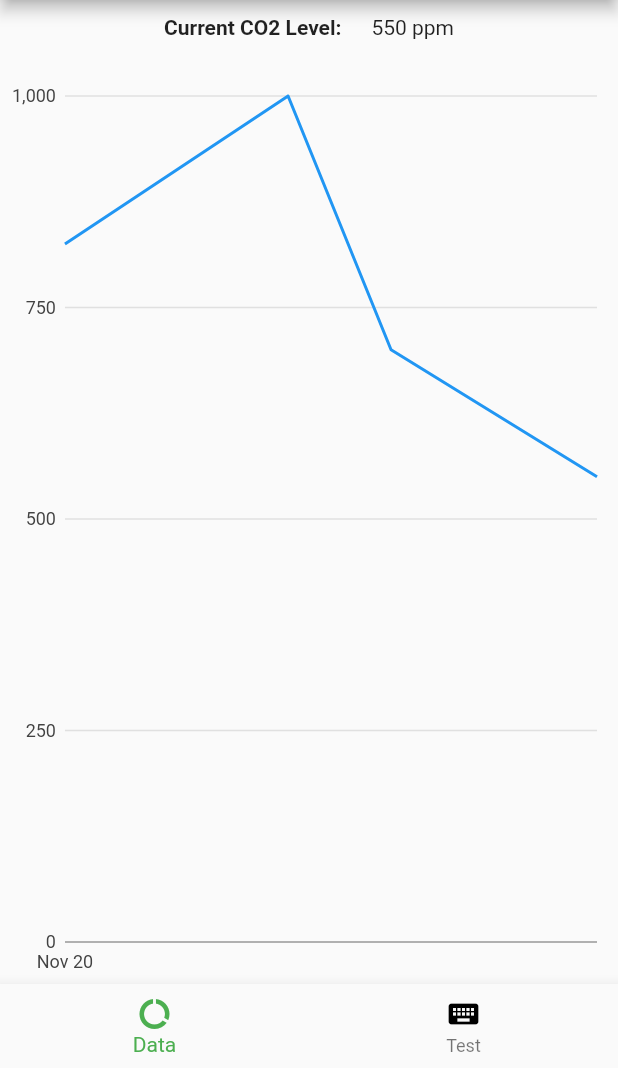
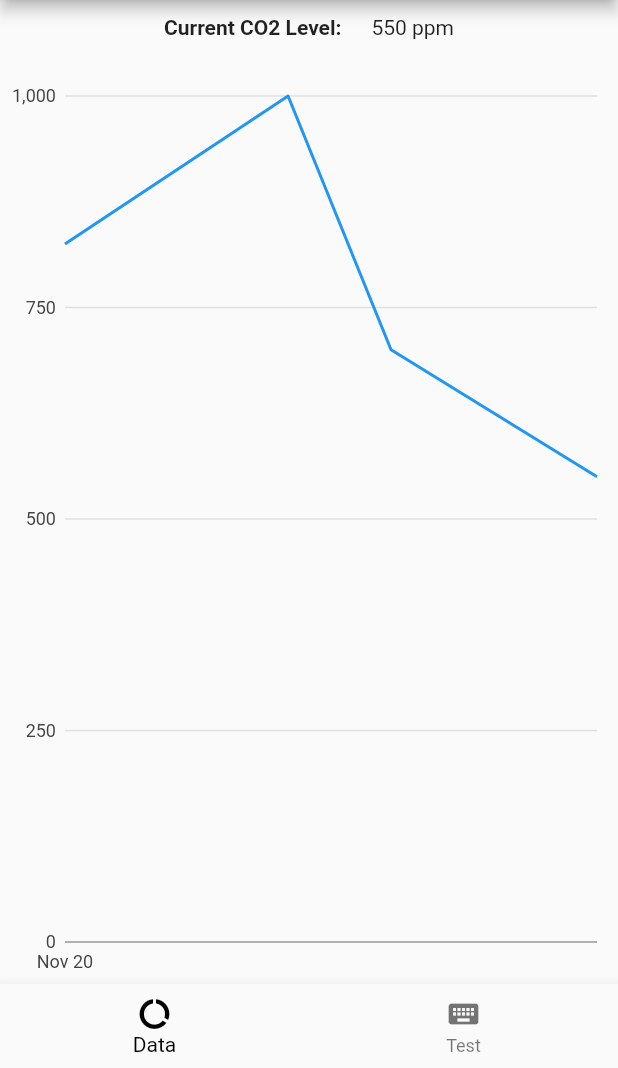
Before and after one commit to spe-uob/2020-CO2Monitor, a Flutter app: the screen it shows after launch, on a phone screen of 412 x 824 dp, the part 168-1236 px from its top. Run offline on Flutter 3.47's test engine with Material 2 defaults, Android fonts, the phone set to English and light mode, and no system bars; our stand-ins replace charts_flutter, tuple; generated files the repository leaves out were written again.

Commit message:
Tweak theme + tweak types to include mock values for MVP

```diff
--- a/lib/api/types/device.dart
+++ b/lib/api/types/device.dart
@@ -19,6 +19,9 @@ class Device {
   Device(this.id, this.name, this.lat, this.long);
   factory Device.fromJson(Map<String, dynamic> json) => _$DeviceFromJson(json);
 
+  // Mock value, can be used for testing and mocking UI
+  factory Device.mock() => Device(0, "Mock Device", 10, 10);
+
   Map<String, dynamic> toJson() => _$DeviceToJson(this);
 
   Future<List<Reading>> readings() => _client.getReadings("");
--- a/lib/api/types/location.dart
+++ b/lib/api/types/location.dart
@@ -18,6 +18,9 @@ class Location {
   factory Location.fromJson(Map<String, dynamic> json) =>
       _$LocationFromJson(json);
 
+  // Mock value, can be used for testing and mocking UI
+  factory Location.mock() => Location("Dummy Location");
+
   Map<String, dynamic> toJson() => _$LocationToJson(this);
 
   Future<List<Device>> devices() => _client.getDevices("");
--- a/lib/api/types/reading.dart
+++ b/lib/api/types/reading.dart
@@ -20,5 +20,8 @@ class Reading {
     return self;
   }
 
+  // Mock value, can be used for testing and mocking UI
+  factory Reading.mock() => Reading(DateTime.now(), false, 100);
+
   Map<String, dynamic> toJson() => _$ReadingToJson(this);
 }
--- a/lib/theme.dart
+++ b/lib/theme.dart
@@ -3,9 +3,10 @@ import 'package:flutter/material.dart';
 IconThemeData iconTheme = IconThemeData(color: Colors.black);
 
 ThemeData appTheme = ThemeData(
-    primaryColor: Colors.white,
-    accentColor: Colors.green,
-    textTheme: Typography.blackCupertino,
-    iconTheme: iconTheme,
-    bottomNavigationBarTheme: BottomNavigationBarThemeData(
-        selectedItemColor: Colors.green, unselectedIconTheme: iconTheme));
+  primaryColor: Colors.white,
+  accentColor: Colors.green[800],
+  textTheme: Typography.blackCupertino,
+  iconTheme: iconTheme,
+  bottomNavigationBarTheme:
+      BottomNavigationBarThemeData(selectedItemColor: Colors.black),
+);
```
